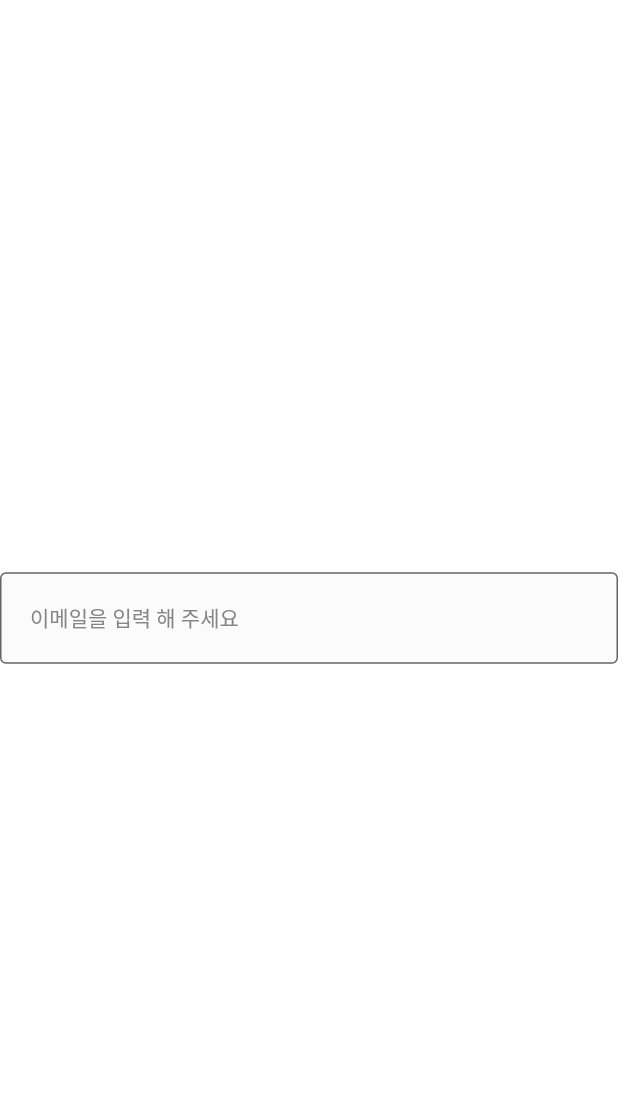
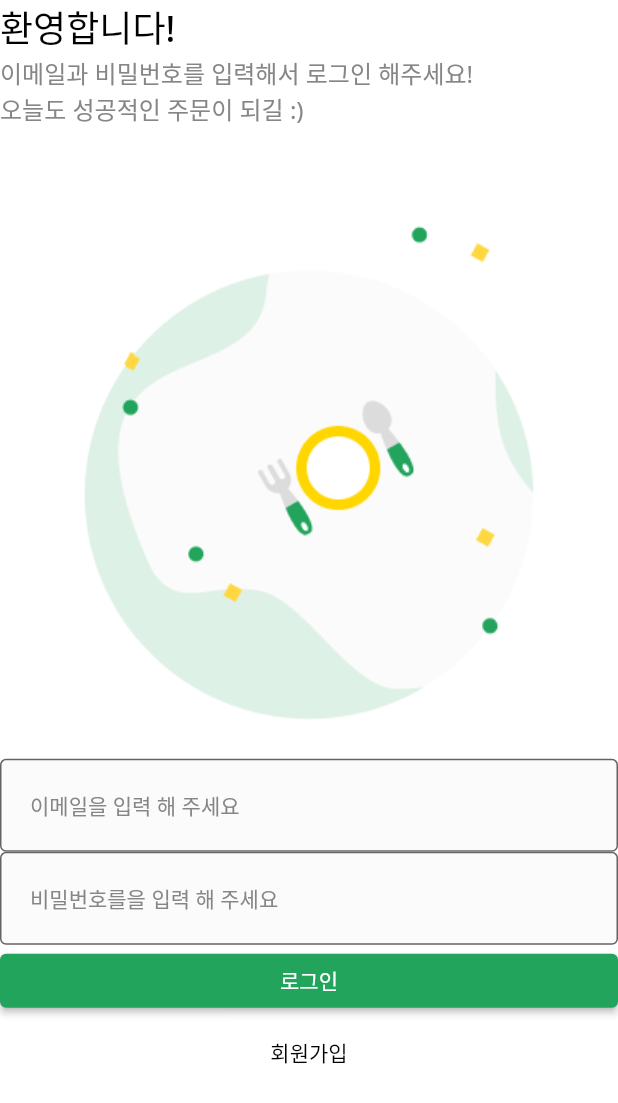
Before and after one commit to g9191hc/actual, a Flutter app: the screen it shows after launch, on a phone screen of 412 x 824 dp. Shown: the top 1103 px of the screen. Run offline on Flutter 3.47's test engine with Material 2 defaults, Android fonts, the phone set to English and light mode, and no system bars.

Commit message:
UI 배치하기

```diff
--- /dev/null
+++ b/lib/common/layout/default_layout.dart
@@ -0,0 +1,19 @@
+import 'package:flutter/material.dart';
+
+class DefaultLayout extends StatelessWidget {
+  final Widget child;
+
+  const DefaultLayout({
+    super.key,
+    required this.child,
+  });
+
+  @override
+  Widget build(BuildContext context) {
+    return Scaffold(
+      //Scaffold기본색상이 흰 색이 아님(흰 색에 가까운 색). 이 프로젝트에서는 흰 색으로 지정
+      backgroundColor: Colors.white,
+      body: child,
+    );
+  }
+}
--- a/lib/main.dart
+++ b/lib/main.dart
@@ -1,4 +1,5 @@
 import 'package:actual/common/component/custom_text_form_field.dart';
+import 'package:actual/user/view/login_screen.dart';
 import 'package:flutter/material.dart';
 
 void main() {
@@ -11,19 +12,9 @@ class _App extends StatelessWidget {
   @override
   Widget build(BuildContext context) {
     return MaterialApp(
+      theme: ThemeData(fontFamily: 'NotoSans'),
       debugShowCheckedModeBanner: false,
-      home: Scaffold(
-        //Scaffold기본색상이 흰 색이 아님(흰 색에 가까운 색). 이 프로젝트에서는 흰 색으로 지정
-        backgroundColor: Colors.white,
-        body: Column(
-          mainAxisAlignment: MainAxisAlignment.center,
-          children: [
-            CustomTextFormField(
-              hintText: '이메일을 입력 해 주세요', onChanged: (value) {  },
-            ),
-          ],
-        ),
-      ),
+      home: LoginScreen(),
     );
   }
 }
--- /dev/null
+++ b/lib/user/view/login_screen.dart
@@ -0,0 +1,82 @@
+import 'package:actual/common/const/colors.dart';
+import 'package:actual/common/layout/default_layout.dart';
+import 'package:flutter/material.dart';
+
+import '../../common/component/custom_text_form_field.dart';
+
+class LoginScreen extends StatelessWidget {
+  const LoginScreen({super.key});
+
+  @override
+  Widget build(BuildContext context) {
+    return DefaultLayout(
+      child: SafeArea(
+        child: Column(
+          crossAxisAlignment: CrossAxisAlignment.stretch,
+          children: [
+            _Title(),
+            _SubTitle(),
+            Image.asset(
+              'asset/img/misc/logo.png',
+              width: MediaQuery.of(context).size.width / 3 * 2,
+            ),
+            CustomTextFormField(
+              hintText: '이메일을 입력 해 주세요',
+              onChanged: (value) {},
+            ),
+            CustomTextFormField(
+              hintText: '비밀번호를을 입력 해 주세요',
+              onChanged: (value) {},
+              obscureText: true,
+            ),
+            ElevatedButton(
+              onPressed: () {},
+              child: Text('로그인'),
+              style: ElevatedButton.styleFrom(
+                backgroundColor: PRIMARY_COLOR,
+              ),
+            ),
+            TextButton(
+              onPressed: () {},
+              child: Text('회원가입'),
+              style: TextButton.styleFrom(
+                foregroundColor : Colors.black,
+              ),
+            ),
+          ],
+        ),
+      ),
+    );
+  }
+}
+
+class _Title extends StatelessWidget {
+  const _Title({super.key});
+
+  @override
+  Widget build(BuildContext context) {
+    return Text(
+      '환영합니다!',
+      style: TextStyle(
+        fontSize: 24,
+        fontWeight: FontWeight.w500,
+        color: Colors.black,
+      ),
+    );
+  }
+}
+
+class _SubTitle extends StatelessWidget {
+  const _SubTitle({super.key});
+
+  @override
+  Widget build(BuildContext context) {
+    return Text(
+      '이메일과 비밀번호를 입력해서 로그인 해주세요!\n오늘도 성공적인 주문이 되길 :)',
+      style: TextStyle(
+        fontSize: 16,
+        color: BODY_TEXT_COLOR,
+      ),
+    );
+  }
+}
```
Also changed, not shown: pubspec.yaml (+22 -0 lines), asset/img/logo/codefactory_logo.png (added), asset/img/logo/logo.png (added), asset/img/misc/logo.png (added), asset/svg/icon/home.svg (added), asset/svg/icon/orders.svg (added), asset/svg/icon/profile.svg (added), asset/svg/icon/search.svg (added), 9 other files.
